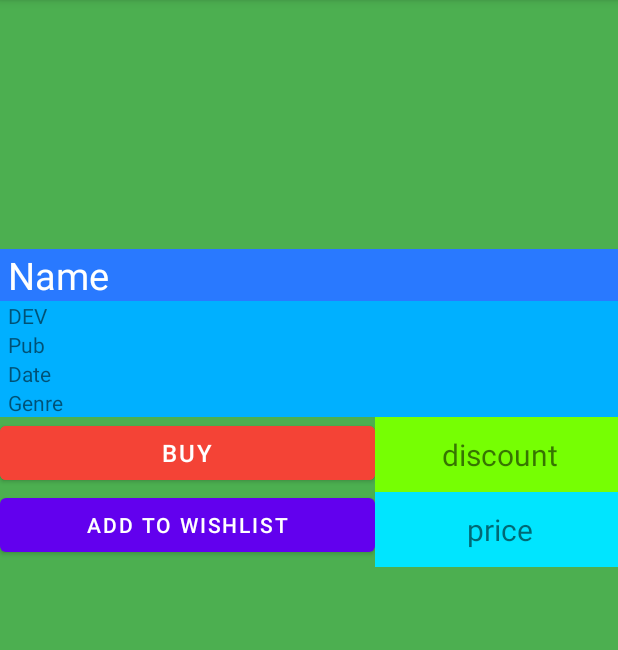
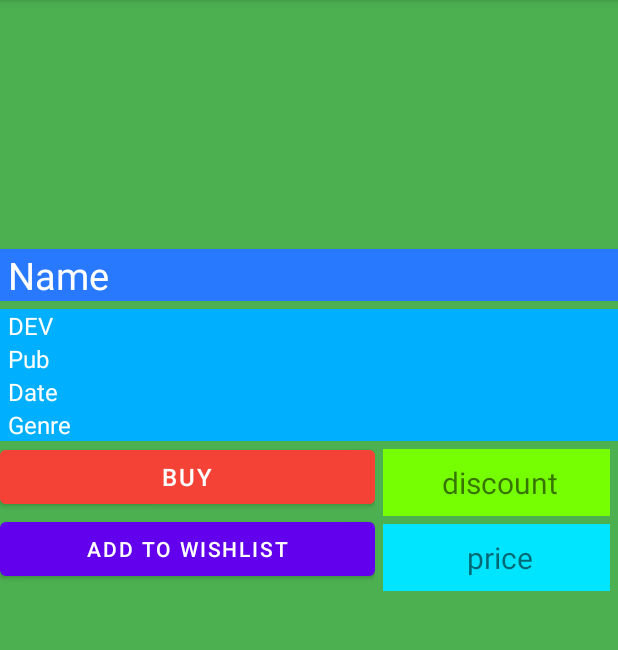
Before and after one commit to NguyenHuuTien2000/SteamPrototype, an Android app: the GamePageActivity screen opened directly, with no data from a screen before it, on a phone screen of 412 x 824 dp, the part 84-734 px from its top. Run offline under Robolectric (Android 15) with nearby library versions, the phone set to English and light mode, and no system bars; 11 statements that could not run were skipped.

Commit message:
Some other changes

```diff
--- a/app/src/main/java/com/example/steamprototype/GamePageActivity.java
+++ b/app/src/main/java/com/example/steamprototype/GamePageActivity.java
@@ -34,12 +34,14 @@ public class GamePageActivity extends AppCompatActivity {
         Intent intent = getIntent();
         this.game = (Game) intent.getSerializableExtra("game");
         this.user = (User) intent.getSerializableExtra("buyingUser");
+
         if (userLibraryStorage.checkContain(this.user, this.game)) {
             btnBuy.setVisibility(View.INVISIBLE);
             btnWish.setVisibility(View.INVISIBLE);
             btnBuy.setEnabled(false);
             btnWish.setEnabled(false);
         }
+
         this.gameImage.setImageBitmap(gameDataStorage.getGameImage(game.getImage()));
         this.gameName.setText(game.getTitle());
         this.gamePub.setText("Publisher:\t" + game.getPublisher());
--- a/app/src/main/java/com/example/steamprototype/StoreFrontActivity.java
+++ b/app/src/main/java/com/example/steamprototype/StoreFrontActivity.java
@@ -118,8 +118,7 @@ public class StoreFrontActivity extends AppCompatActivity {
         if (requestCode == RESULT_CODE_ADD_TO_WISHLIST) {
             Game game = (Game) data.getSerializableExtra("wishlist");
             this.userLibraryStorage.addGameToLibrary(this.user, game);
-            Toast.makeText(this, game.getTitle() + " added to your library", Toast.LENGTH_LONG).show();
-
+            Toast.makeText(this, game.getTitle() + " added to your wishlist\n Any discount will be notified through email", Toast.LENGTH_LONG).show();
         }
     }
 
@@ -130,9 +129,11 @@ public class StoreFrontActivity extends AppCompatActivity {
         buyIntent.putExtra("game", game);
         startActivityForResult(buyIntent, REQUEST_CODE_BUY);
     }
+
 //    public void goToStore( ) {
 //        startActivity(new Intent(this, StoreFrontActivity.class));
 //    }
+
     public void goToLibrary( ) {
         Intent goIntent = new Intent(this, LibraryActivity.class);
         goIntent.putExtra("user", this.user);
@@ -148,9 +149,11 @@ public class StoreFrontActivity extends AppCompatActivity {
         goIntent.putExtra("user", this.user);
         startActivity(goIntent);
     }
+
     public void logOut() {
         finish();
     }
+
     public void init() {
         sliderView = (SliderView) findViewById(R.id.slider);
         btn_search = (Button) findViewById(R.id.btn_search);
--- a/app/src/main/java/com/example/steamprototype/WishListActivity.java
+++ b/app/src/main/java/com/example/steamprototype/WishListActivity.java
@@ -27,7 +27,7 @@ public class WishListActivity extends AppCompatActivity {
     ArrayList<Game> gameArrayList;
     User user;
     UserLibraryStorage userLibraryStorage;
-    public static final int REQUEST_CODE_BUY = 30;
+
     @Override
     protected void onCreate(@Nullable Bundle savedInstanceState) {
         super.onCreate(savedInstanceState);
@@ -51,6 +51,6 @@ public class WishListActivity extends AppCompatActivity {
         Game game = gameArrayList.get(pos);
         Intent buyIntent = new Intent(WishListActivity.this, GamePageActivity.class);
         buyIntent.putExtra("game", game);
-        startActivityForResult(buyIntent, REQUEST_CODE_BUY);
+        startActivityForResult(buyIntent, StoreFrontActivity.REQUEST_CODE_BUY);
     }
 }
--- a/app/src/main/res/layout/game_page.xml
+++ b/app/src/main/res/layout/game_page.xml
@@ -27,9 +27,12 @@
         android:id="@+id/txtV_page_dev"
         android:layout_width="match_parent"
         android:layout_height="wrap_content"
+        android:layout_marginTop="5dp"
         android:background="#00B0FF"
         android:paddingLeft="5dp"
-        android:text="DEV" />
+        android:text="DEV"
+        android:textColor="@color/white"
+        android:textSize="16sp" />
 
     <TextView
         android:id="@+id/txtV_page_publisher"
@@ -37,7 +40,9 @@
         android:layout_height="wrap_content"
         android:background="#00B0FF"
         android:paddingLeft="5dp"
-        android:text="Pub" />
+        android:text="Pub"
+        android:textColor="@color/white"
+        android:textSize="16sp" />
 
     <TextView
         android:id="@+id/txtV_page_date"
@@ -45,7 +50,9 @@
         android:layout_height="wrap_content"
         android:background="#00B0FF"
         android:paddingLeft="5dp"
-        android:text="Date" />
+        android:text="Date"
+        android:textColor="@color/white"
+        android:textSize="16sp" />
 
     <TextView
         android:id="@+id/txtV_page_genre"
@@ -53,7 +60,9 @@
         android:layout_height="wrap_content"
         android:background="#00B0FF"
         android:paddingLeft="5dp"
-        android:text="Genre" />
+        android:text="Genre"
+        android:textColor="@color/white"
+        android:textSize="16sp" />
 
     <LinearLayout
         android:layout_width="match_parent"
@@ -89,7 +98,10 @@
             <TextView
                 android:id="@+id/txtV_page_discount"
                 android:layout_width="match_parent"
-                android:layout_height="wrap_content"
+                android:layout_height="15dp"
+                android:layout_marginLeft="5dp"
+                android:layout_marginTop="5dp"
+                android:layout_marginRight="5dp"
                 android:layout_weight="1"
                 android:background="#76FF03"
                 android:gravity="center"
@@ -100,7 +112,10 @@
             <TextView
                 android:id="@+id/txtV_page_price"
                 android:layout_width="match_parent"
-                android:layout_height="wrap_content"
+                android:layout_height="15dp"
+                android:layout_marginLeft="5dp"
+                android:layout_marginTop="5dp"
+                android:layout_marginRight="5dp"
                 android:layout_weight="1"
                 android:background="#00E5FF"
                 android:gravity="center"
```
